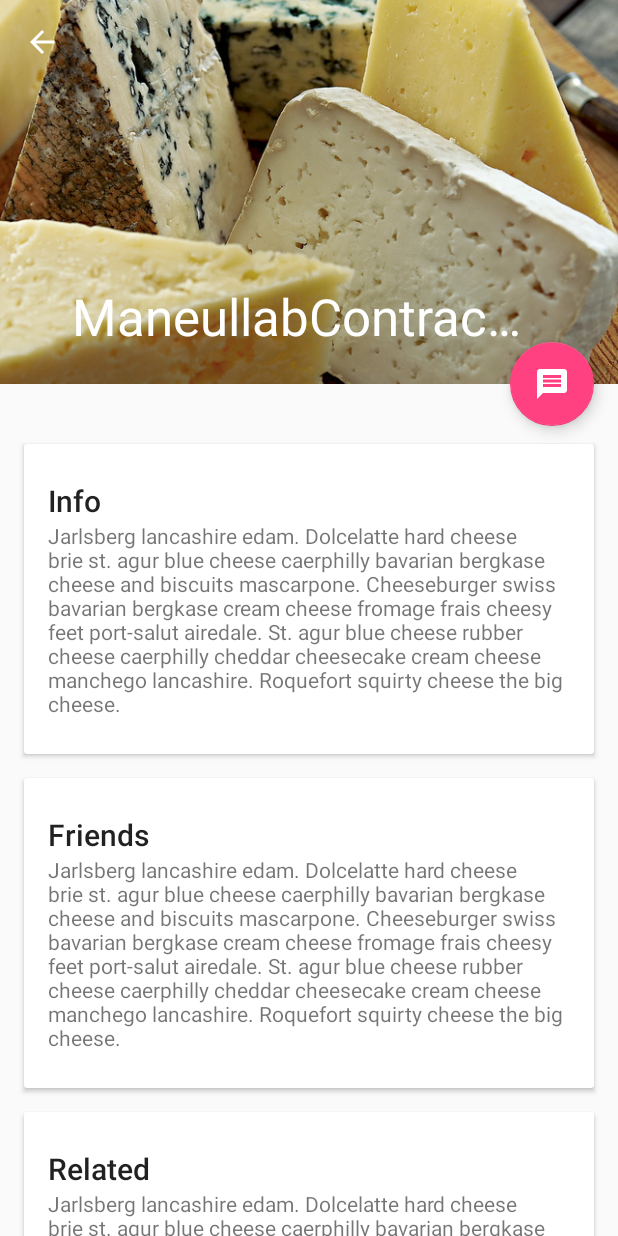
After one commit to jonghyukkang/ContentProviderDB, an Android app: the TestActivity screen opened directly, with no data from a screen before it, on a phone screen of 412 x 824 dp. The commit adds this screen. Run offline under Robolectric (Android 15) with nearby library versions, the light colour scheme and no system bars.

Commit message:
16_07_21 / 19:23

```diff
--- a/Practice/RecyclerDB/app/build.gradle
+++ b/Practice/RecyclerDB/app/build.gradle
@@ -22,8 +22,9 @@ android {
 dependencies {
     compile fileTree(dir: 'libs', include: ['*.jar'])
     testCompile 'junit:junit:4.12'
-    compile 'com.android.support:appcompat-v7:23.4.0'
-    compile 'com.android.support:design:23.4.0'
+    compile 'com.github.bumptech.glide:glide:3.6.0'
+    compile 'com.android.support:appcompat-v7:24.0.0'
+    compile 'com.android.support:design:24.0.0'
     compile 'com.android.support:cardview-v7:24.0.0'
     compile 'com.android.support:recyclerview-v7:24.0.0'
 }
--- a/Practice/RecyclerDB/app/src/main/AndroidManifest.xml
+++ b/Practice/RecyclerDB/app/src/main/AndroidManifest.xml
@@ -21,6 +21,9 @@
             </intent-filter>
         </activity>
 
+        <activity android:name=".Activity.TestActivity"
+            android:parentActivityName=".Activity.MainActivity"/>
+
         <provider
             android:name=".DB.ContractProvider"
             android:enabled="true"
--- /dev/null
+++ b/Practice/RecyclerDB/app/src/main/java/kang/recyclerdb/Activity/TestActivity.java
@@ -0,0 +1,43 @@
+package kang.recyclerdb.Activity;
+
+import android.content.Intent;
+import android.os.Bundle;
+import android.support.design.widget.CollapsingToolbarLayout;
+import android.support.v7.app.AppCompatActivity;
+import android.support.v7.widget.Toolbar;
+import android.widget.ImageView;
+
+import com.bumptech.glide.Glide;
+
+import kang.recyclerdb.ETC.Cheeses;
+import kang.recyclerdb.R;
+
+/**
+ * Created by kangjonghyuk on 2016. 7. 21..
+ */
+public class TestActivity extends AppCompatActivity {
+
+    @Override
+    protected void onCreate(Bundle savedInstanceState) {
+        super.onCreate(savedInstanceState);
+        setContentView(R.layout.testlayout);
+
+        Intent intent = getIntent();
+        String name = intent.getStringExtra("NAME");
+
+        final Toolbar toolbar = (Toolbar) findViewById(R.id.toolbar);
+        setSupportActionBar(toolbar);
+        getSupportActionBar().setDisplayHomeAsUpEnabled(true);
+
+        CollapsingToolbarLayout collapsingToolbar =
+                (CollapsingToolbarLayout) findViewById(R.id.collapsing_toolbar);
+        collapsingToolbar.setTitle(name);
+
+        loadBackdrop();
+    }
+
+    private void loadBackdrop() {
+        final ImageView imageView = (ImageView) findViewById(R.id.backdrop);
+        Glide.with(this).load(Cheeses.getRandomCheeseDrawable()).centerCrop().into(imageView);
+    }
+}
--- a/Practice/RecyclerDB/app/src/main/java/kang/recyclerdb/Adapter/ContractCursorAdapter.java
+++ b/Practice/RecyclerDB/app/src/main/java/kang/recyclerdb/Adapter/ContractCursorAdapter.java
@@ -61,7 +61,6 @@ public class ContractCursorAdapter extends RecyclerView.Adapter<HolderView> {
                 v.getContext().startActivity(intent);
             }
         });
-
         return HolderView;
     }
 
@@ -87,7 +86,6 @@ public class ContractCursorAdapter extends RecyclerView.Adapter<HolderView> {
         holder.mDepart.setText(depart);
     }
 
-
     @Override
     public int getItemCount() {
         return (mCursor != null) ? mCursor.getCount() : 0;
@@ -100,10 +98,10 @@ public class ContractCursorAdapter extends RecyclerView.Adapter<HolderView> {
                 int idx_id = mCursor.getColumnIndex(ContractColumns._ID);
                 return mCursor.getLong(idx_id);
             } else {
-                return -1;
+                return 0;
             }
         } else {
-            return -1;
+            return 0;
         }
     }
 
--- /dev/null
+++ b/Practice/RecyclerDB/app/src/main/java/kang/recyclerdb/ETC/Cheeses.java
@@ -0,0 +1,29 @@
+package kang.recyclerdb.ETC;
+
+import java.util.Random;
+
+import kang.recyclerdb.R;
+
+/**
+ * Created by kangjonghyuk on 2016. 7. 21..
+ */
+public class Cheeses {
+
+    private static final Random RANDOM = new Random();
+
+    public static int getRandomCheeseDrawable() {
+        switch (RANDOM.nextInt(5)) {
+            default:
+            case 0:
+                return R.drawable.cheese_1;
+            case 1:
+                return R.drawable.cheese_2;
+            case 2:
+                return R.drawable.cheese_3;
+            case 3:
+                return R.drawable.cheese_4;
+            case 4:
+                return R.drawable.cheese_5;
+        }
+    }
+}
--- a/Practice/RecyclerDB/app/src/main/java/kang/recyclerdb/Const.java
+++ b/Practice/RecyclerDB/app/src/main/java/kang/recyclerdb/ETC/Const.java
@@ -1,4 +1,4 @@
-package kang.recyclerdb;
+package kang.recyclerdb.ETC;
 
 /**
  * Created by kangjonghyuk on 2016. 7. 19..
--- a/Practice/RecyclerDB/app/src/main/res/layout/app_bar_main.xml
+++ b/Practice/RecyclerDB/app/src/main/res/layout/app_bar_main.xml
@@ -18,7 +18,7 @@
             android:layout_width="match_parent"
             android:layout_height="?attr/actionBarSize"
             android:background="@color/colorPurple"
-            app:layout_scrollFlags="scroll|enterAlways|snap"
+            app:layout_scrollFlags="enterAlwaysCollapsed"
             app:popupTheme="@style/ThemeOverlay.AppCompat.Light" />
 
         <android.support.design.widget.TabLayout
--- /dev/null
+++ b/Practice/RecyclerDB/app/src/main/res/layout/testlayout.xml
@@ -0,0 +1,148 @@
+<?xml version="1.0" encoding="utf-8"?>
+<android.support.design.widget.CoordinatorLayout xmlns:android="http://schemas.android.com/apk/res/android"
+    xmlns:app="http://schemas.android.com/apk/res-auto"
+    android:id="@+id/main_content"
+    android:layout_width="match_parent"
+    android:layout_height="match_parent"
+    android:fitsSystemWindows="true">
+
+    <android.support.design.widget.AppBarLayout
+        android:id="@+id/appbar"
+        android:layout_width="match_parent"
+        android:layout_height="@dimen/detail_backdrop_height"
+        android:theme="@style/ThemeOverlay.AppCompat.Dark.ActionBar"
+        android:fitsSystemWindows="true">
+
+        <android.support.design.widget.CollapsingToolbarLayout
+            android:id="@+id/collapsing_toolbar"
+            android:layout_width="match_parent"
+            android:layout_height="match_parent"
+            app:layout_scrollFlags="scroll|exitUntilCollapsed"
+            android:fitsSystemWindows="true"
+            app:contentScrim="?attr/colorPrimary"
+            app:expandedTitleMarginStart="48dp"
+            app:expandedTitleMarginEnd="64dp">
+
+            <ImageView
+                android:id="@+id/backdrop"
+                android:layout_width="match_parent"
+                android:layout_height="match_parent"
+                android:scaleType="centerCrop"
+                android:fitsSystemWindows="true"
+                app:layout_collapseMode="parallax" />
+
+            <android.support.v7.widget.Toolbar
+                android:id="@+id/toolbar"
+                android:layout_width="match_parent"
+                android:layout_height="?attr/actionBarSize"
+                app:popupTheme="@style/ThemeOverlay.AppCompat.ActionBar"
+                app:layout_collapseMode="pin" />
+
+        </android.support.design.widget.CollapsingToolbarLayout>
+
+    </android.support.design.widget.AppBarLayout>
+
+    <android.support.v4.widget.NestedScrollView
+        android:layout_width="match_parent"
+        android:layout_height="match_parent"
+        app:layout_behavior="@string/appbar_scrolling_view_behavior">
+
+        <LinearLayout
+            android:layout_width="match_parent"
+            android:layout_height="match_parent"
+            android:orientation="vertical"
+            android:paddingTop="24dp">
+
+            <android.support.v7.widget.CardView
+                android:layout_width="match_parent"
+                android:layout_height="wrap_content"
+                android:layout_margin="@dimen/card_margin">
+
+                <LinearLayout
+                    style="@style/Widget.CardContent"
+                    android:layout_width="match_parent"
+                    android:layout_height="wrap_content">
+
+                    <TextView
+                        android:layout_width="match_parent"
+                        android:layout_height="wrap_content"
+                        android:text="Info"
+                        android:textAppearance="@style/TextAppearance.AppCompat.Title" />
+
+                    <TextView
+                        android:layout_width="match_parent"
+                        android:layout_height="wrap_content"
+                        android:text="@string/cheese_ipsum" />
+
+                </LinearLayout>
+
+            </android.support.v7.widget.CardView>
+
+            <android.support.v7.widget.CardView
+                android:layout_width="match_parent"
+                android:layout_height="wrap_content"
+                android:layout_marginBottom="@dimen/card_margin"
+                android:layout_marginLeft="@dimen/card_margin"
+                android:layout_marginRight="@dimen/card_margin">
+
+                <LinearLayout
+                    style="@style/Widget.CardContent"
+                    android:layout_width="match_parent"
+                    android:layout_height="wrap_content">
+
+                    <TextView
+                        android:layout_width="match_parent"
+                        android:layout_height="wrap_content"
+                        android:text="Friends"
+                        android:textAppearance="@style/TextAppearance.AppCompat.Title" />
+
+                    <TextView
+                        android:layout_width="match_parent"
+                        android:layout_height="wrap_content"
+                        android:text="@string/cheese_ipsum" />
+
+                </LinearLayout>
+
+            </android.support.v7.widget.CardView>
+
+            <android.support.v7.widget.CardView
+                android:layout_width="match_parent"
+                android:layout_height="wrap_content"
+                android:layout_marginBottom="@dimen/card_margin"
+                android:layout_marginLeft="@dimen/card_margin"
+                android:layout_marginRight="@dimen/card_margin">
+
+                <LinearLayout
+                    style="@style/Widget.CardContent"
+                    android:layout_width="match_parent"
+                    android:layout_height="wrap_content">
+
+                    <TextView
+                        android:layout_width="match_parent"
+                        android:layout_height="wrap_content"
+                        android:text="Related"
+                        android:textAppearance="@style/TextAppearance.AppCompat.Title" />
+
+                    <TextView
+                        android:layout_width="match_parent"
+                        android:layout_height="wrap_content"
+                        android:text="@string/cheese_ipsum" />
+
+                </LinearLayout>
+
+            </android.support.v7.widget.CardView>
+
+        </LinearLayout>
+
+    </android.support.v4.widget.NestedScrollView>
+
+    <android.support.design.widget.FloatingActionButton
+        android:layout_height="wrap_content"
+        android:layout_width="wrap_content"
+        app:layout_anchor="@id/appbar"
+        app:layout_anchorGravity="bottom|right|end"
+        android:src="@drawable/ic_discuss"
+        android:layout_margin="16dp"
+        android:clickable="true"/>
+
+</android.support.design.widget.CoordinatorLayout>
--- a/Practice/RecyclerDB/app/src/main/res/values/dimens.xml
+++ b/Practice/RecyclerDB/app/src/main/res/values/dimens.xml
@@ -3,4 +3,8 @@
     <dimen name="activity_horizontal_margin">16dp</dimen>
     <dimen name="activity_vertical_margin">16dp</dimen>
     <dimen name="fab_margin">16dp</dimen>
+
+    <dimen name="detail_backdrop_height">256dp</dimen>
+    <dimen name="card_margin">16dp</dimen>
+    <dimen name="list_item_avatar_size">40dp</dimen>
 </resources>
--- a/Practice/RecyclerDB/app/src/main/res/values/strings.xml
+++ b/Practice/RecyclerDB/app/src/main/res/values/strings.xml
@@ -21,4 +21,10 @@
         <item>Design</item>
         <item>Manage</item>
     </string-array>
+
+    <string name="cheese_ipsum">Jarlsberg lancashire edam. Dolcelatte hard cheese brie st. agur blue
+    cheese caerphilly bavarian bergkase cheese and biscuits mascarpone. Cheeseburger swiss bavarian
+    bergkase cream cheese fromage frais cheesy feet port-salut airedale. St. agur blue cheese rubber
+    cheese caerphilly cheddar cheesecake cream cheese manchego lancashire. Roquefort squirty cheese
+    the big cheese.</string>
 </resources>
--- a/Practice/RecyclerDB/app/src/main/res/values/styles.xml
+++ b/Practice/RecyclerDB/app/src/main/res/values/styles.xml
@@ -5,17 +5,22 @@
         <item name="colorPrimary">@color/colorPrimary</item>
         <item name="colorPrimaryDark">@color/colorPrimaryDark</item>
         <item name="colorAccent">@color/colorAccent</item>
-    </style>
-
-    <style name="AppTheme.NoActionBar">
         <item name="windowActionBar">false</item>
         <item name="windowNoTitle">true</item>
+        <item name="android:windowActionBarOverlay">false</item>
     </style>
-
 
     <style name="AppTheme.AppBarOverlay" parent="ThemeOverlay.AppCompat.Dark.ActionBar" />
     <style name="AppTheme.PopupOverlay" parent="ThemeOverlay.AppCompat.Light" />
     <string name="navigation_drawer_open">Open navigation drawer</string>
     <string name="navigation_drawer_close">Close navigation drawer</string>
 
+    <style name="Widget.CardContent" parent="android:Widget">
+        <item name="android:paddingLeft">16dp</item>
+        <item name="android:paddingRight">16dp</item>
+        <item name="android:paddingTop">24dp</item>
+        <item name="android:paddingBottom">24dp</item>
+        <item name="android:orientation">vertical</item>
+    </style>
+
 </resources>
```
Also changed, not shown: Practice/RecyclerDB/app/src/main/java/kang/recyclerdb/Activity/MainActivity.java (+69 -20 lines), Practice/RecyclerDB/app/src/main/java/kang/recyclerdb/Adapter/TabPagerAdapter.java (deleted, +0 -46 lines), Practice/RecyclerDB/app/src/main/java/kang/recyclerdb/Fragment/ListContractFragment.java (+36 -29 lines), Practice/RecyclerDB/app/src/main/res/drawable/cheese_1.jpg (added), Practice/RecyclerDB/app/src/main/res/drawable/cheese_2.jpg (added), Practice/RecyclerDB/app/src/main/res/drawable/cheese_3.jpg (added), Practice/RecyclerDB/app/src/main/res/drawable/cheese_4.jpg (added), Practice/RecyclerDB/app/src/main/res/drawable/cheese_5.jpg (added), Practice/RecyclerDB/app/src/main/res/drawable/ic_discuss.png (added).
